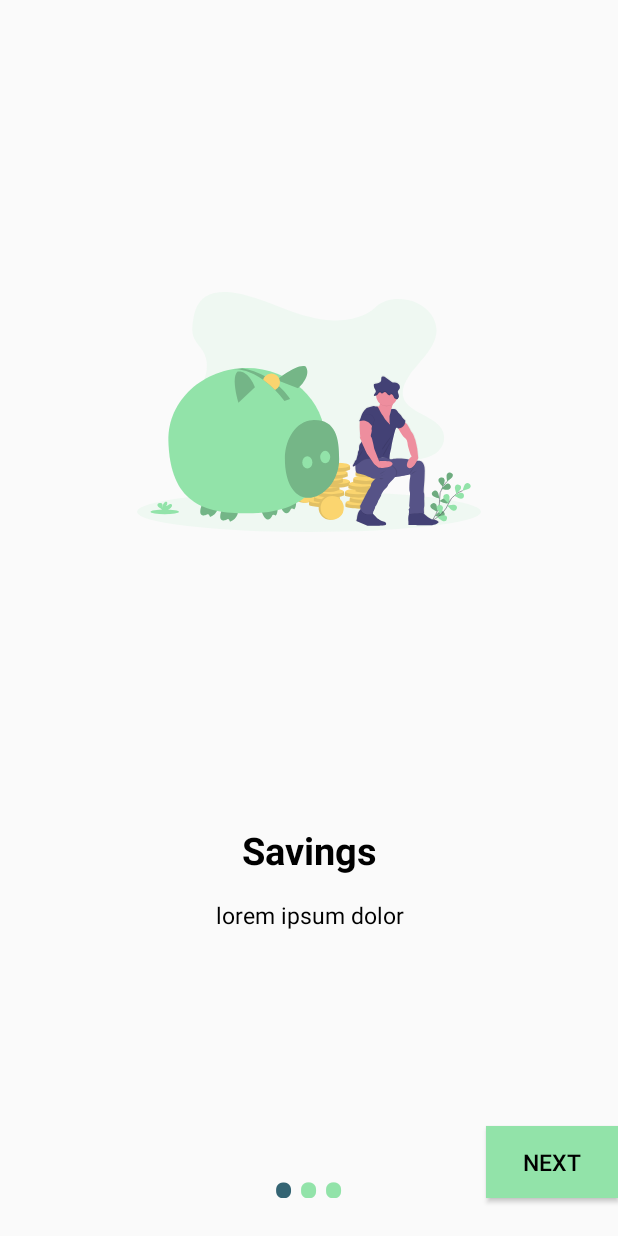
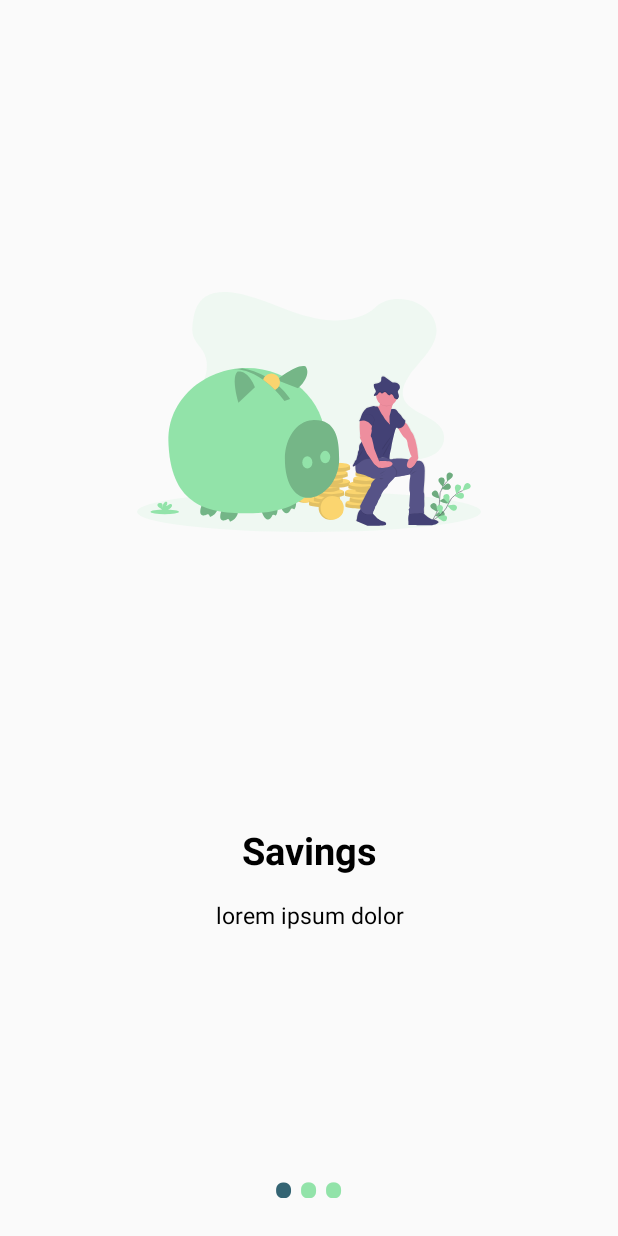
Before and after one commit to Alphonce-Mutebi/mChama, an Android app: the Onboarding screen opened directly, with no data from a screen before it, on a phone screen of 412 x 824 dp. Run offline under Robolectric (Android 15) with nearby library versions, the phone set to English and light mode, and no system bars.

Commit message:
minor fix

```diff
--- a/app/src/main/java/com/mutebi/mchama/Onboarding.java
+++ b/app/src/main/java/com/mutebi/mchama/Onboarding.java
@@ -12,13 +12,14 @@ import android.text.Html;
 import android.view.LayoutInflater;
 import android.view.View;
 import android.view.ViewGroup;
+import android.widget.Button;
 import android.widget.LinearLayout;
 import android.widget.TextView;
 
 public class Onboarding extends AppCompatActivity {
 
     private ViewPager viewPager;
-    private TextView tvNext;
+    private Button tvNext;
     private LinearLayout layoutDots;
     private IntroPref introPref;
     private int[] layouts;
@@ -40,6 +41,9 @@ public class Onboarding extends AppCompatActivity {
         tvNext = findViewById(R.id.tvNext);
         viewPager = findViewById(R.id.viewPager);
         layoutDots = findViewById(R.id.layoutDots);
+
+        tvNext.setVisibility(View.INVISIBLE);
+
 
 
 
@@ -78,11 +82,14 @@ public class Onboarding extends AppCompatActivity {
 
         @Override
         public void onPageSelected(int position) {
+
             addBottomDots(position);
 
             if(position == layouts.length - 1){
-               tvNext.setText("START");
+                tvNext.setVisibility(View.VISIBLE);
+               tvNext.setText("Get Started!");
             }else{
+                tvNext.setVisibility(View.INVISIBLE);
                 tvNext.setText("NEXT");
             }
         }
--- a/app/src/main/res/layout/activity_onboarding.xml
+++ b/app/src/main/res/layout/activity_onboarding.xml
@@ -27,14 +27,15 @@
     <Button
         android:id="@+id/tvNext"
         android:background="@color/color1"
-        android:layout_width="wrap_content"
+        android:layout_width="200dp"
         android:layout_height="wrap_content"
         android:layout_marginBottom="25dp"
         android:text="NEXT"
         android:textColor="@android:color/black"
         android:textSize="15sp"
+        app:layout_constraintLeft_toLeftOf="parent"
         app:layout_constraintBottom_toBottomOf="parent"
-        app:layout_constraintEnd_toEndOf="parent" />
+        app:layout_constraintRight_toRightOf="parent" />
 
 
 
```
